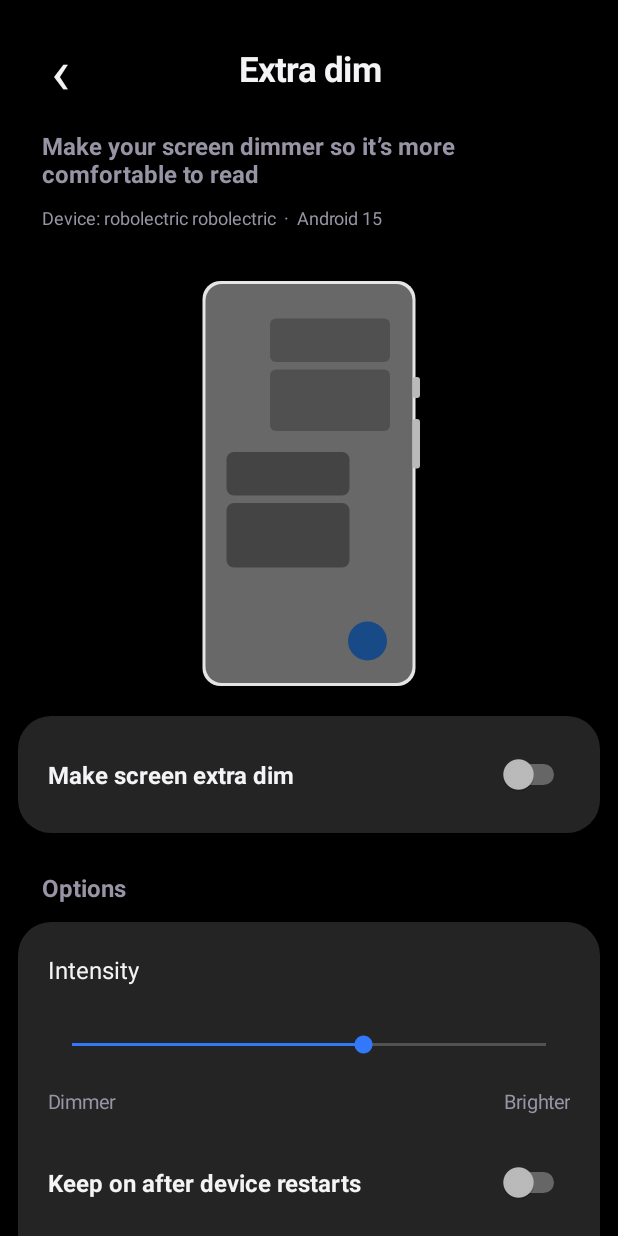
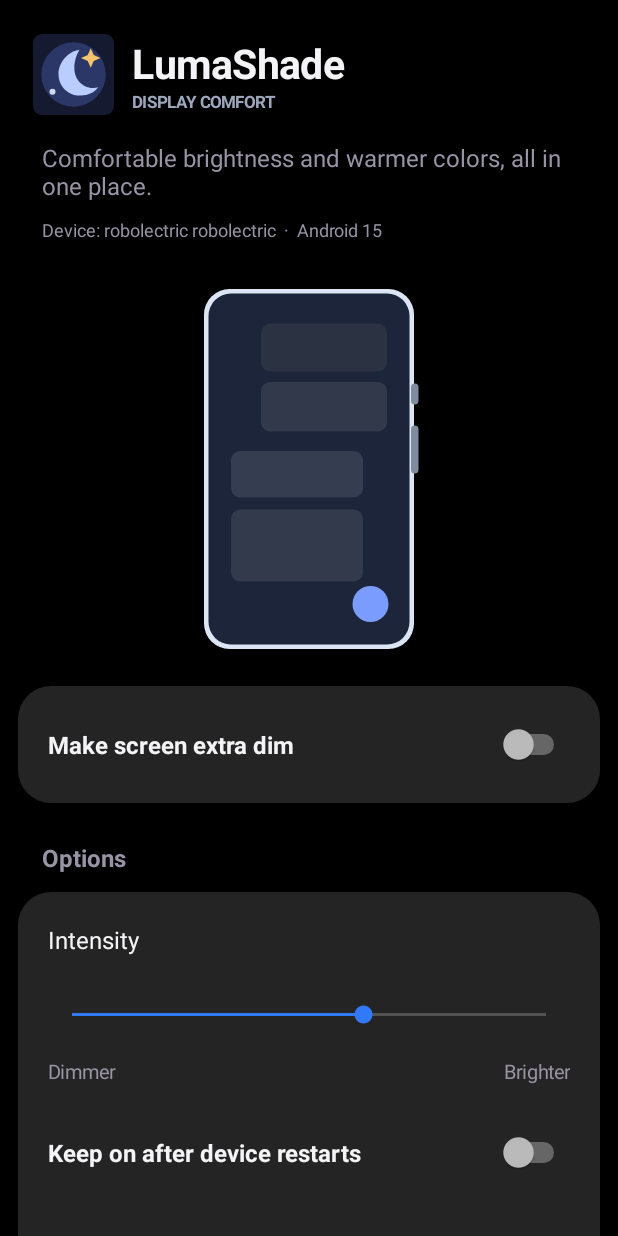
Before and after one commit to StrokeDot/ExtraDimNative, an Android app: the screen it shows after launch (MainActivity), on a phone screen of 412 x 824 dp. Run offline under Robolectric (Android 15) with nearby library versions, the phone set to English and light mode, and no system bars.

Commit message:
Add LumaShade branding, animated preview, blue-light native controls and custom compact notification (v0.9)

```diff
--- a/app/build.gradle
+++ b/app/build.gradle
@@ -8,8 +8,8 @@ android {
         applicationId 'com.strokedot.extradim'
         minSdk 31
         targetSdk 35
-        versionCode 8
-        versionName '0.8.0'
+        versionCode 9
+        versionName '0.9.0'
     }
     buildFeatures {
         buildConfig true
--- /dev/null
+++ b/app/src/main/java/com/strokedot/extradim/BlueLightController.java
@@ -0,0 +1,55 @@
+package com.strokedot.extradim;
+
+import android.content.Context;
+import android.content.res.Resources;
+
+/** First-party Android native Night Light integration; no additional overlay. */
+final class BlueLightController {
+    private BlueLightController() {}
+    static final String ACTIVE = "night_display_activated";
+    static final String KELVIN = "night_display_color_temperature";
+    private static final String PREFERENCES = "blue_light";
+    private static final String STRENGTH = "warmth";
+    static final int KELVIN_COOL = 4000;
+    static final int KELVIN_WARM = 2700;
+
+    static boolean featureReportedAvailable(Context c) {
+        try {
+            Resources r = c.getResources();
+            int id = r.getIdentifier("config_nightDisplayAvailable", "bool", "android");
+            return id != 0 && r.getBoolean(id);
+        } catch (RuntimeException e) { return false; }
+    }
+
+    static boolean active(Context c) {
+        return DimController.read(c,ACTIVE,0)==1;
+    }
+
+    static int strength(Context c) {
+        int saved = c.getSharedPreferences(PREFERENCES,Context.MODE_PRIVATE)
+                .getInt(STRENGTH,-1);
+        if (saved >= 0) return Math.max(0,Math.min(100,saved));
+        int temperature = DimController.read(c,KELVIN,3350);
+        return Math.max(0,Math.min(100,
+                Math.round(100f*(KELVIN_COOL-temperature)/(KELVIN_COOL-KELVIN_WARM))));
+    }
+
+    static int kelvin(int strength) {
+        return KELVIN_COOL -
+                (KELVIN_COOL-KELVIN_WARM)*Math.max(0,Math.min(100,strength))/100;
+    }
+
+    static boolean setStrength(Context c,int strength) {
+        int normalized=Math.max(0,Math.min(100,strength));
+        boolean ok=DimController.write(c,KELVIN,kelvin(normalized));
+        if (ok) {
+            c.getSharedPreferences(PREFERENCES,Context.MODE_PRIVATE).edit()
+                    .putInt(STRENGTH,normalized).apply();
+        }
+        return ok;
+    }
+
+    static boolean toggle(Context c) {
+        return DimController.write(c,ACTIVE,active(c)?0:1);
+    }
+}
--- a/app/src/main/java/com/strokedot/extradim/MainActivity.java
+++ b/app/src/main/java/com/strokedot/extradim/MainActivity.java
@@ -29,6 +29,7 @@ import android.widget.SeekBar;
 import android.widget.Switch;
 import android.widget.TextView;
 import android.widget.Toast;
+import android.widget.ImageView;
 
 public final class MainActivity extends Activity {
     private static final int WHITE = 0xFFF4F4F6;
@@ -36,8 +37,11 @@ public final class MainActivity extends Activity {
     private static final int PANEL = 0xFF242424;
     private static final String GRANT =
         "adb -d shell pm grant com.strokedot.extradim android.permission.WRITE_SECURE_SETTINGS";
-    private Switch enabled, persist, shortcut, notificationControls;
-    private SeekBar intensity;
+    private Switch enabled, persist, shortcut, notificationControls, blueLight;
+    private SeekBar intensity, warmth;
+    private TextView warmthLabel;
+    private PhoneIllustrationView illustration;
+    private boolean draggingWarmth;
     private TextView permissionBanner, currentStatus, actionStatus;
     private boolean syncing;
     private boolean draggingIntensity;
@@ -78,6 +82,8 @@ public final class MainActivity extends Activity {
         getContentResolver().registerContentObserver(Settings.Secure.getUriFor(DimController.ACTIVE), false, observer);
         getContentResolver().registerContentObserver(Settings.Secure.getUriFor(DimController.LEVEL), false, observer);
         getContentResolver().registerContentObserver(Settings.Secure.getUriFor(DimController.PERSIST), false, observer);
+        getContentResolver().registerContentObserver(Settings.Secure.getUriFor(BlueLightController.ACTIVE), false, observer);
+        getContentResolver().registerContentObserver(Settings.Secure.getUriFor(BlueLightController.KELVIN), false, observer);
         sync();
         NotificationController.refresh(this);
     }
@@ -155,21 +161,25 @@ public final class MainActivity extends Activity {
         scroll.addView(outer);
         setContentView(scroll);
 
-        LinearLayout top= new LinearLayout(this);
+        LinearLayout top = new LinearLayout(this);
         top.setOrientation(LinearLayout.HORIZONTAL);
         top.setGravity(Gravity.CENTER_VERTICAL);
-        TextView back = text("‹",42,WHITE,false);
-        back.setGravity(Gravity.CENTER);
-        back.setContentDescription("Back");
-        back.setOnClickListener(v -> finish());
-        top.addView(back,lp(56,56));
-        TextView title = text("Extra dim",23,WHITE,true);
-        title.setGravity(Gravity.CENTER);
-        top.addView(title,new LinearLayout.LayoutParams(0,d(56),1));
-        top.addView(new View(this),lp(56,56));
-        body.addView(top,lp(-1,60));
+        top.setPadding(d(10),d(5),d(10),d(5));
+        ImageView logo = new ImageView(this);
+        logo.setImageResource(R.drawable.ic_lumashade);
+        logo.setContentDescription("LumaShade logo");
+        top.addView(logo, lp(54,54));
+        LinearLayout heading = vertical();
+        TextView name = text("LumaShade",27,WHITE,true);
+        heading.addView(name,lp(-1,-2));
+        TextView subtitle = text("DISPLAY COMFORT",11,0xFF9DA7BC,true);
+        heading.addView(subtitle,lp(-1,-2));
+        LinearLayout.LayoutParams headingP = new LinearLayout.LayoutParams(0,-2,1);
+        headingP.leftMargin=d(12);
+        top.addView(heading,headingP);
+        body.addView(top,lp(-1,68));
 
-        TextView intro = text("Make your screen dimmer so it’s more comfortable to read",16,GREY,true);
+        TextView intro = text("Comfortable brightness and warmer colors, all in one place.",16,GREY,false);
         intro.setPadding(d(16),0,d(14),0);
         addWithMargins(body,intro,10,0);
         TextView device = text("Device: " + Build.MANUFACTURER + " " + Build.MODEL
@@ -177,7 +187,7 @@ public final class MainActivity extends Activity {
         device.setPadding(d(16),d(10),0,0);
         body.addView(device,lp(-1,-2));
 
-        PhoneIllustrationView illustration = new PhoneIllustrationView(this);
+        illustration = new PhoneIllustrationView(this);
         illustration.setContentDescription("Extra Dim preview. Long press to restore normal brightness.");
         illustration.setOnLongClickListener(v -> {
             boolean off = DimController.write(this,DimController.ACTIVE,0);
@@ -229,11 +239,37 @@ public final class MainActivity extends Activity {
         settingsCard.addView(shortcutRow,lp(-1,60));
         addWithMargins(body,settingsCard,0,18);
 
+        LinearLayout blueCard = panel();
+        blueLight = sw();
+        blueCard.addView(labelSwitch("Blue light filter",blueLight),lp(-1,-2));
+        TextView blueNote = text("Native Night Light • separate from Extra Dim",13,GREY,false);
+        addWithMargins(blueCard,blueNote,0,6);
+        warmthLabel = text("Warmth 50%",15,WHITE,false);
+        addWithMargins(blueCard,warmthLabel,6,4);
+        warmth = new SeekBar(this);
+        warmth.setMax(100);
+        warmth.setProgress(BlueLightController.strength(this));
+        blueCard.addView(warmth,lp(-1,48));
+        LinearLayout warmHints = new LinearLayout(this);
+        TextView cooler = text("Cooler",12,GREY,false);
+        TextView warmer = text("Warmer",12,GREY,false);
+        warmer.setGravity(Gravity.RIGHT | Gravity.CENTER_VERTICAL);
+        warmHints.addView(cooler,new LinearLayout.LayoutParams(0,d(20),1));
+        warmHints.addView(warmer,new LinearLayout.LayoutParams(0,d(20),1));
+        blueCard.addView(warmHints,lp(-1,-2));
+        TextView blueSupport = text(
+            BlueLightController.featureReportedAvailable(this)
+              ? "Uses Android's built-in color-temperature controls. The screen should turn warmer when enabled."
+              : "Android Night Light is not reported available by this ROM. Xiaomi Reading mode may use separate vendor controls; check the actual screen color.",
+            12,GREY,false);
+        addWithMargins(blueCard,blueSupport,6,4);
+        addWithMargins(body,blueCard,0,15);
+
         LinearLayout notificationCard = panel();
         notificationControls = sw();
         notificationCard.addView(labelSwitch("Notification bar controls", notificationControls),lp(-1,-2));
         TextView notificationHint = text(
-                "Show Turn on/off, Dimmer and Brighter buttons in your notification shade. No display overlay.",
+                "Quick controls: Blue light on/off, warmth presets and Settings. Dimmer controls stay inside this app.",
                 13,GREY,false);
         addWithMargins(notificationCard, notificationHint,0,2);
         addWithMargins(body,notificationCard,0,14);
@@ -320,6 +356,29 @@ public final class MainActivity extends Activity {
             main.postDelayed(this::sync,500);
         });
         shortcutLabels.setOnClickListener(v -> shortcut.setChecked(!shortcut.isChecked()));
+        blueLight.setOnCheckedChangeListener((view,checked) -> {
+            if (syncing) return;
+            applySetting("Blue light filter",BlueLightController.ACTIVE,checked ? 1 : 0);
+        });
+        warmth.setOnSeekBarChangeListener(new SeekBar.OnSeekBarChangeListener() {
+            @Override public void onStartTrackingTouch(SeekBar bar) { draggingWarmth=true; }
+            @Override public void onProgressChanged(SeekBar bar,int progress,boolean fromUser) {
+                if (fromUser) warmthLabel.setText("Warmth " + progress + "%");
+            }
+            @Override public void onStopTrackingTouch(SeekBar bar) {
+                draggingWarmth=false;
+                int chosen=bar.getProgress();
+                trace("Blue warmth selected " + chosen);
+                if (BlueLightController.setStrength(MainActivity.this,chosen)) {
+                    actionStatus.setText("Blue light warmth set to " + chosen
+                            + "%. Check whether the display color changed.");
+                } else {
+                    actionStatus.setText("Android rejected the color-temperature change. "
+                            + DimController.lastWriteIssue());
+                }
+                sync();
+            }
+        });
         notificationControls.setOnCheckedChangeListener((button, checked) -> {
             if (syncing) return;
             if (checked && !NotificationController.canPost(this)) {
@@ -371,7 +430,9 @@ public final class MainActivity extends Activity {
     private String snapshot() {
         return "active=" + DimController.read(this,DimController.ACTIVE,-1)
             + " level=" + DimController.read(this,DimController.LEVEL,-1)
-            + " persist=" + DimController.read(this,DimController.PERSIST,-1);
+            + " persist=" + DimController.read(this,DimController.PERSIST,-1)
+            + " night=" + DimController.read(this,BlueLightController.ACTIVE,-1)
+            + " kelvin=" + DimController.read(this,BlueLightController.KELVIN,-1);
     }
     private int visible(String key,int actual) {
         return pending.containsKey(key) ? pending.get(key) : actual;
@@ -418,6 +479,11 @@ public final class MainActivity extends Activity {
         }
         persist.setChecked(visible(DimController.PERSIST,
                 DimController.read(this,DimController.PERSIST,0))==1);
+        blueLight.setChecked(visible(BlueLightController.ACTIVE,
+                DimController.read(this,BlueLightController.ACTIVE,0)) == 1);
+        if (!draggingWarmth) warmth.setProgress(BlueLightController.strength(this));
+        warmthLabel.setText("Warmth " + BlueLightController.strength(this) + "%");
+        if (illustration != null) illustration.setWarmthEnabled(BlueLightController.active(this));
         shortcut.setChecked(shortcutEnabled());
         notificationControls.setChecked(NotificationController.enabled(this));
         boolean available = DimController.featureReportedAvailable(this);
@@ -433,6 +499,8 @@ public final class MainActivity extends Activity {
         boolean permitted=DimController.hasPermission(this);
         enabled.setEnabled(permitted);
         intensity.setEnabled(permitted);
+        blueLight.setEnabled(permitted);
+        warmth.setEnabled(permitted);
         persist.setEnabled(permitted);
         shortcut.setEnabled(permitted);
         notificationControls.setEnabled(permitted);
--- a/app/src/main/java/com/strokedot/extradim/PhoneIllustrationView.java
+++ b/app/src/main/java/com/strokedot/extradim/PhoneIllustrationView.java
@@ -1,37 +1,79 @@
 package com.strokedot.extradim;
 
+import android.animation.ValueAnimator;
 import android.content.Context;
 import android.graphics.Canvas;
+import android.graphics.Color;
 import android.graphics.Paint;
 import android.graphics.RectF;
 import android.view.View;
+import android.view.animation.AccelerateDecelerateInterpolator;
 
+/** A decorative, continuously breathing brightness preview: no system setting writes. */
 public class PhoneIllustrationView extends View {
     private final Paint p = new Paint(Paint.ANTI_ALIAS_FLAG);
+    private ValueAnimator animator;
+    private float phase = .5f;
+    private boolean warm;
+
     public PhoneIllustrationView(Context c) { super(c); }
-    @Override protected void onMeasure(int widthSpec, int heightSpec) {
-        super.onMeasure(widthSpec, MeasureSpec.makeMeasureSpec(dp(284), MeasureSpec.EXACTLY));
+    public void setWarmthEnabled(boolean value) {
+        if (warm != value) { warm = value; invalidate(); }
     }
-    private int dp(float v) { return (int)(v * getResources().getDisplayMetrics().density + .5f); }
-    private void round(Canvas c, float l, float t, float r, float b, float radius, int color) {
-        p.setColor(color); p.setStyle(Paint.Style.FILL);
+
+    @Override protected void onAttachedToWindow() {
+        super.onAttachedToWindow();
+        animator=ValueAnimator.ofFloat(0f,1f);
+        animator.setDuration(2100L);
+        animator.setRepeatCount(ValueAnimator.INFINITE);
+        animator.setRepeatMode(ValueAnimator.REVERSE);
+        animator.setInterpolator(new AccelerateDecelerateInterpolator());
+        animator.addUpdateListener(a -> {
+            phase=(float)a.getAnimatedValue();
+            invalidate();
+        });
+        animator.start();
+    }
+    @Override protected void onDetachedFromWindow() {
+        if (animator!=null) { animator.cancel(); animator=null; }
+        super.onDetachedFromWindow();
+    }
+
+    @Override protected void onMeasure(int w,int h) {
+        super.onMeasure(w,MeasureSpec.makeMeasureSpec(dp(256),MeasureSpec.EXACTLY));
+    }
+    private int dp(float v) {
+        return (int)(v * getResources().getDisplayMetrics().density + .5f);
+    }
+    private void round(Canvas c,float l,float t,float r,float b,float radius,int color) {
+        p.setStyle(Paint.Style.FILL);p.setColor(color);
         c.drawRoundRect(new RectF(l,t,r,b),radius,radius,p);
     }
-    @Override protected void onDraw(Canvas c) {
-        super.onDraw(c);
-        c.save();
-        c.translate((getWidth() - dp(142)) / 2f, dp(8));
-        float scale = dp(142)/142f;
-        c.scale(scale,scale);
-        round(c,0,0,142,270,12,0xFFE5E5E5);
-        round(c,2,2,140,268,11,0xFF686868);
-        round(c,45,25,125,54,4,0xFF505050);
-        round(c,45,59,125,100,4,0xFF505050);
-        round(c,16,114,98,143,5,0xFF444444);
-        round(c,16,148,98,191,5,0xFF444444);
-        round(c,140,64,145,78,2,0xFFBABABA);
-        round(c,140,92,145,125,2,0xFFBABABA);
-        p.setColor(0xFF174A87); c.drawCircle(110,240,13,p);
-        c.restore();
+    private int blend(int from,int to,float progress) {
+        return Color.rgb(
+            Math.round(Color.red(from)+(Color.red(to)-Color.red(from))*progress),
+            Math.round(Color.green(from)+(Color.green(to)-Color.green(from))*progress),
+            Math.round(Color.blue(from)+(Color.blue(to)-Color.blue(from))*progress));
+    }
+
+    @Override protected void onDraw(Canvas canvas) {
+        super.onDraw(canvas);
+        canvas.save();
+        float scale=dp(140)/140f;
+        canvas.translate((getWidth()-dp(140))/2f,dp(5));
+        canvas.scale(scale,scale);
+        round(canvas,0,0,140,240,17,0xFFDCE5F4);
+        int dark=warm?0xFF37281C:0xFF1C2539;
+        int light=warm?0xFFF6C794:0xFFE1F0FF;
+        round(canvas,3,3,137,237,15,blend(dark,light,phase*.78f));
+        round(canvas,38,23,122,55,6,blend(0xFF2B3241,0xFF95AEC4,phase*.8f));
+        round(canvas,38,62,122,95,6,blend(0xFF32394A,0xFFB4C6D3,phase*.76f));
+        round(canvas,18,108,106,139,6,blend(0xFF353D51,0xFFABBFD2,phase*.83f));
+        round(canvas,18,147,106,195,6,blend(0xFF323A4C,0xFFC1CEDC,phase*.9f));
+        round(canvas,138,63,143,77,3,0xFF7E8C9D);
+        round(canvas,138,91,143,123,3,0xFF7E8C9D);
+        p.setColor(warm?0xFFE5A654:0xFF7A9CFF);
+        canvas.drawCircle(111,210,12,p);
+        canvas.restore();
     }
 }
--- /dev/null
+++ b/app/src/main/res/drawable/bg_notify_panel.xml
@@ -0,0 +1,5 @@
+<?xml version="1.0" encoding="utf-8"?>
+<shape xmlns:android="http://schemas.android.com/apk/res/android" android:shape="rectangle">
+    <solid android:color="#202534"/>
+    <corners android:radius="18dp"/>
+</shape>
--- /dev/null
+++ b/app/src/main/res/drawable/bg_segment_off.xml
@@ -0,0 +1,5 @@
+<?xml version="1.0" encoding="utf-8"?>
+<shape xmlns:android="http://schemas.android.com/apk/res/android" android:shape="rectangle">
+    <solid android:color="#454B59"/>
+    <corners android:radius="7dp"/>
+</shape>
--- /dev/null
+++ b/app/src/main/res/drawable/bg_segment_on.xml
@@ -0,0 +1,5 @@
+<?xml version="1.0" encoding="utf-8"?>
+<shape xmlns:android="http://schemas.android.com/apk/res/android" android:shape="rectangle">
+    <solid android:color="#F1C382"/>
+    <corners android:radius="7dp"/>
+</shape>
--- /dev/null
+++ b/app/src/main/res/drawable/ic_lumashade.xml
@@ -0,0 +1,10 @@
+<?xml version="1.0" encoding="utf-8"?>
+<vector xmlns:android="http://schemas.android.com/apk/res/android"
+    android:width="108dp" android:height="108dp"
+    android:viewportWidth="108" android:viewportHeight="108">
+    <path android:fillColor="#151A30" android:pathData="M12,0h84a12,12 0,0 1,12 12v84a12,12 0,0 1,-12 12h-84a12,12 0,0 1,-12 -12v-84a12,12 0,0 1,12 -12z"/>
+    <path android:fillColor="#2B3766" android:pathData="M54,11a43,43 0,1 1,0 86a43,43 0,1 1,0 -86z"/>
+    <path android:fillColor="#B9CDFF" android:pathData="M62,21C47,23 34,38 34,53C34,71 48,83 64,82C73,82 82,78 87,71C77,74 67,70 61,63C52,52 54,34 62,21Z"/>
+    <path android:fillColor="#F6C36D" android:pathData="M77,19L81,28L90,32L81,36L77,45L73,36L64,32L73,28Z"/>
+    <path android:fillColor="#D1D9F4" android:pathData="M26,73a4,4 0,1 1,0 8a4,4 0,1 1,0 -8z"/>
+</vector>
--- /dev/null
+++ b/app/src/main/res/drawable/ic_lumashade_mono.xml
@@ -0,0 +1,7 @@
+<?xml version="1.0" encoding="utf-8"?>
+<vector xmlns:android="http://schemas.android.com/apk/res/android"
+    android:width="24dp" android:height="24dp"
+    android:viewportWidth="108" android:viewportHeight="108">
+    <path android:fillColor="#FFFFFFFF" android:pathData="M62,13C40,16 25,34 25,55C25,79 43,94 64,93C78,93 88,87 94,78C76,82 66,72 59,63C47,47 51,28 62,13Z"/>
+    <path android:fillColor="#FFFFFFFF" android:pathData="M80,18L84,27L93,31L84,35L80,44L76,35L67,31L76,27Z"/>
+</vector>
--- /dev/null
+++ b/app/src/main/res/drawable/ic_settings.xml
@@ -0,0 +1,6 @@
+<?xml version="1.0" encoding="utf-8"?>
+<vector xmlns:android="http://schemas.android.com/apk/res/android"
+    android:width="24dp" android:height="24dp"
+    android:viewportWidth="24" android:viewportHeight="24">
+    <path android:fillColor="#CFD4E8" android:pathData="M19.14,12.94c0.04,-0.31 0.06,-0.62 0.06,-0.94s-0.02,-0.63 -0.07,-0.94l2.03,-1.58c0.18,-0.14 0.23,-0.41 0.12,-0.62l-1.92,-3.32c-0.12,-0.21 -0.37,-0.29 -0.59,-0.2l-2.39,0.96c-0.5,-0.38 -1.04,-0.7 -1.65,-0.95l-0.36,-2.53C14.34,2.35 14.14,2.2 13.9,2.2h-3.8c-0.24,0 -0.44,0.15 -0.48,0.38L9.26,5.1c-0.6,0.25 -1.15,0.57 -1.65,0.95l-2.38,-0.96c-0.22,-0.09 -0.47,-0.01 -0.59,0.2L2.72,8.61c-0.12,0.21 -0.07,0.47 0.12,0.62l2.03,1.58C4.82,11.13 4.8,11.44 4.8,11.76s0.02,0.63 0.07,0.94l-2.03,1.58c-0.18,0.14 -0.23,0.41 -0.12,0.62l1.92,3.32c0.12,0.21 0.37,0.29 0.59,0.2l2.39,-0.96c0.5,0.38 1.04,0.7 1.65,0.95l0.36,2.53c0.04,0.23 0.24,0.38 0.48,0.38h3.8c0.24,0 0.44,-0.15 0.48,-0.38l0.36,-2.53c0.6,-0.25 1.15,-0.57 1.65,-0.95l2.39,0.96c0.22,0.09 0.47,0.01 0.59,-0.2l1.92,-3.32c0.12,-0.21 0.07,-0.47 -0.12,-0.62zM12,15.5a3.5,3.5 0,1 1,0 -7a3.5,3.5 0,0 1,0 7z"/>
+</vector>
--- /dev/null
+++ b/app/src/main/res/drawable/ic_warm_filter_off.xml
@@ -0,0 +1,6 @@
+<?xml version="1.0" encoding="utf-8"?>
+<vector xmlns:android="http://schemas.android.com/apk/res/android"
+    android:width="24dp" android:height="24dp"
+    android:viewportWidth="24" android:viewportHeight="24">
+    <path android:fillColor="#B6BCCC" android:pathData="M12,2a10,10 0,1 0,0 20a10,10 0,0 0,0 -20zM12,4a8,8 0,1 1,0 16a8,8 0,0 1,0 -16z"/>
+</vector>
--- /dev/null
+++ b/app/src/main/res/drawable/ic_warm_filter_on.xml
@@ -0,0 +1,6 @@
+<?xml version="1.0" encoding="utf-8"?>
+<vector xmlns:android="http://schemas.android.com/apk/res/android"
+    android:width="24dp" android:height="24dp"
+    android:viewportWidth="24" android:viewportHeight="24">
+    <path android:fillColor="#F4BB75" android:pathData="M12,6a6,6 0,1 1,0 12a6,6 0,1 1,0 -12zM11,0h2v4h-2zM11,20h2v4h-2zM0,11h4v2h-4zM20,11h4v2h-4zM3.5,2.1l2.8,2.8l-1.4,1.4l-2.8,-2.8zM17.7,17.7l2.8,2.8l-1.4,1.4l-2.8,-2.8zM20.5,2.1l1.4,1.4l-2.8,2.8l-1.4,-1.4zM6.3,17.7l1.4,1.4l-2.8,2.8l-1.4,-1.4z"/>
+</vector>
--- a/app/src/main/res/values/strings.xml
+++ b/app/src/main/res/values/strings.xml
@@ -1,4 +1,4 @@
 <resources>
-    <string name="app_name">Extra Dim Native</string>
+    <string name="app_name">LumaShade</string>
     <string name="service_description">Allows the accessibility button to toggle native Extra Dim. This service does not inspect screen contents or create an overlay.</string>
 </resources>
```
Also changed, not shown: app/src/main/AndroidManifest.xml (+4 -4 lines), app/src/main/java/com/strokedot/extradim/DimActionReceiver.java (+17 -19 lines), app/src/main/java/com/strokedot/extradim/NotificationController.java (+63 -55 lines), app/src/main/res/layout/notification_lumashade_big.xml (added, +72 -0 lines), app/src/main/res/layout/notification_lumashade_small.xml (added, +17 -0 lines), 1 other file.
